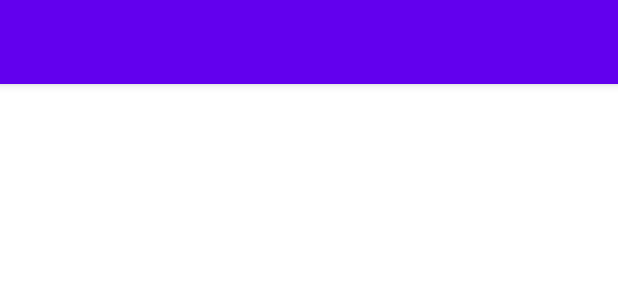
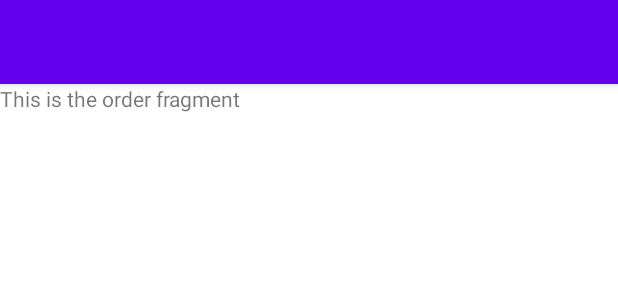
Before and after one commit to a0916105/BitsandPizzas_Head_First_ch10, an Android app: the layout fragment_order.xml on its own in the app's theme, with its tools: preview values and no code run, on a phone screen of 412 x 824 dp. Shown: the top 300 px of the screen. Run offline under Robolectric (Android 15) with nearby library versions, the phone set to English and light mode, and no system bars.

Commit message:
NestedScrollView

```diff
--- a/app/src/main/res/layout/fragment_order.xml
+++ b/app/src/main/res/layout/fragment_order.xml
@@ -13,9 +13,20 @@
 
         <com.google.android.material.appbar.MaterialToolbar
             android:id="@+id/toolbar"
-            style="@style/Widget.MaterialComponents.Toolbar.Primary"
             android:layout_width="match_parent"
             android:layout_height="?attr/actionBarSize"
             app:layout_scrollFlags="scroll|enterAlways"/>
     </com.google.android.material.appbar.AppBarLayout>
+
+    <androidx.core.widget.NestedScrollView
+        android:layout_width="match_parent"
+        android:layout_height="match_parent"
+        app:layout_behavior="@string/appbar_scrolling_view_behavior">
+
+            <TextView
+                android:layout_width="match_parent"
+                android:layout_height="match_parent"
+                android:text="This is the order fragment" />
+
+    </androidx.core.widget.NestedScrollView>
 </androidx.coordinatorlayout.widget.CoordinatorLayout>
```
